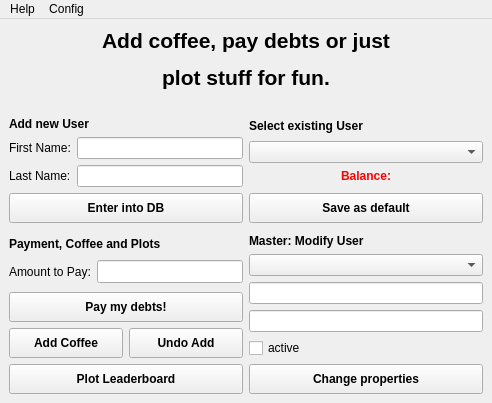
Before: the Qt Designer form desctop_ui/desctopdialog.ui in AndreWohnsland/Coffeetracker, drawn with Qt 5.
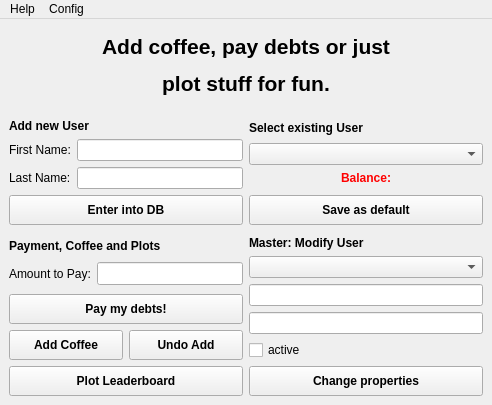
After: the same form once the commit is applied.

Commit message: modified data storage and Ui

The edit to the form file:
```diff
--- a/desctop_ui/desctopdialog.ui
+++ b/desctop_ui/desctopdialog.ui
@@ -7,7 +7,7 @@
     <x>0</x>
     <y>0</y>
     <width>492</width>
-    <height>403</height>
+    <height>405</height>
    </rect>
   </property>
   <property name="windowTitle">
@@ -547,12 +547,12 @@
        <enum>Qt::Vertical</enum>
       </property>
       <property name="sizeType">
-       <enum>QSizePolicy::Maximum</enum>
+       <enum>QSizePolicy::Fixed</enum>
       </property>
       <property name="sizeHint" stdset="0">
        <size>
         <width>20</width>
-        <height>20</height>
+        <height>10</height>
        </size>
       </property>
      </spacer>
```
The commit also changes 5 other files.
